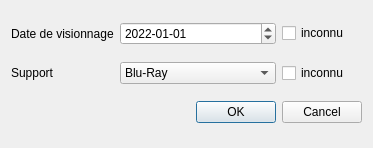
Above: Dialogs/EditViewDialog.ui from AmbreM71/MovieManager before the change. Below: the same form after it.
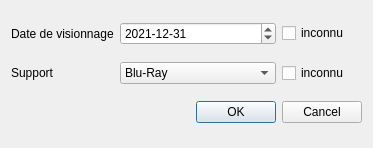
That is the form after the change.

Commit message: Add TV and theater (replay) view types

```diff
--- a/Dialogs/EditViewDialog.ui
+++ b/Dialogs/EditViewDialog.ui
@@ -38,9 +38,9 @@
        <hour>0</hour>
        <minute>0</minute>
        <second>0</second>
-       <year>2022</year>
-       <month>1</month>
-       <day>1</day>
+       <year>2021</year>
+       <month>12</month>
+       <day>31</day>
       </datetime>
      </property>
      <property name="minimumDateTime">
@@ -50,7 +50,7 @@
        <second>0</second>
        <year>1899</year>
        <month>12</month>
-       <day>28</day>
+       <day>27</day>
       </datetime>
      </property>
      <property name="displayFormat">
```
Left out of the diff: 10 changed lines with no effect on the pictures. The commit also changes 1 other file.
